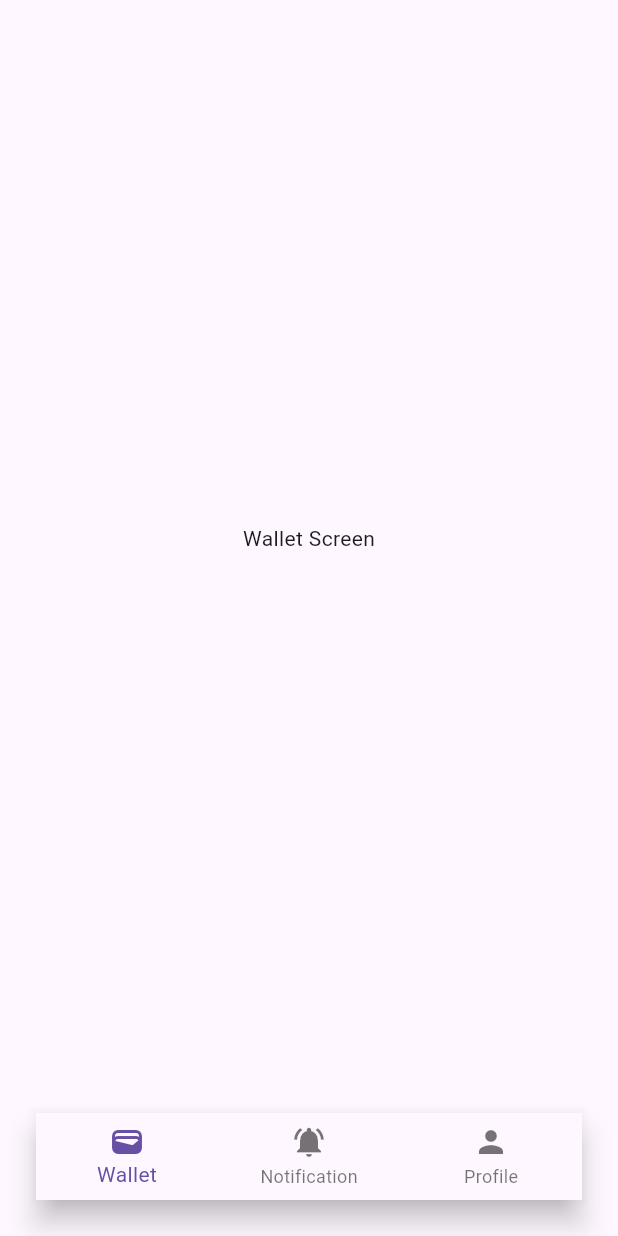
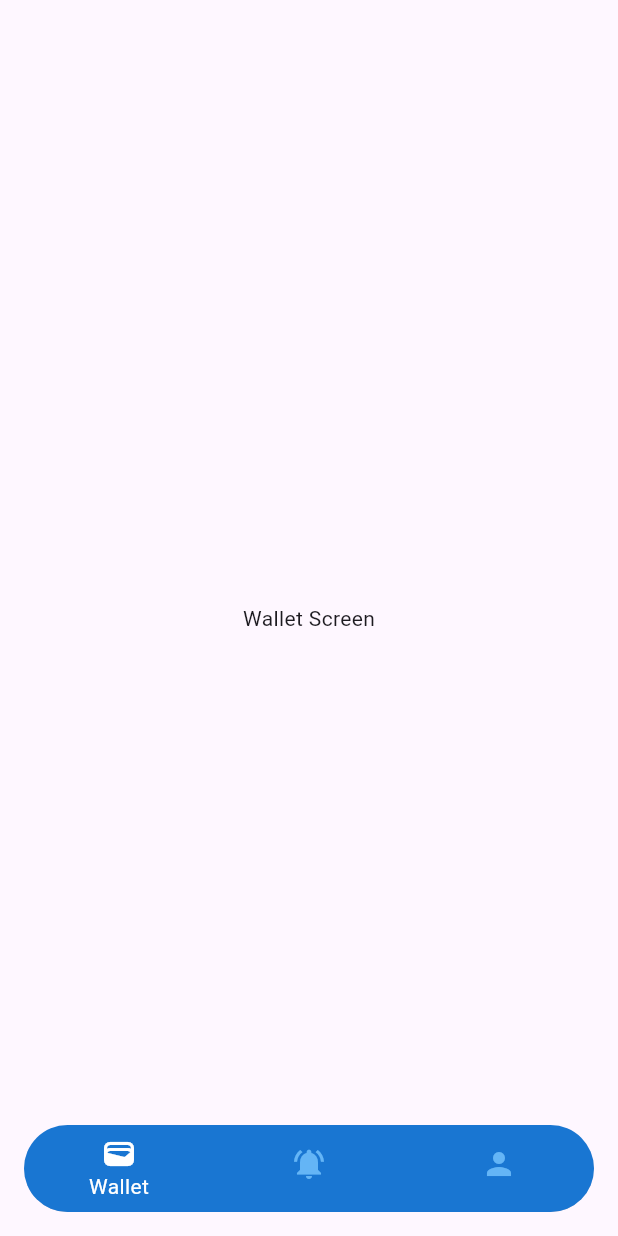
Before and after one commit to alifrizqullahmaruf/Finance-Application, a Flutter app: the BottomNavbar screen opened directly, on a phone screen of 412 x 824 dp. Run offline on Flutter 3.47's test engine with Material 3 defaults, Android fonts, the phone set to English and light mode, and no system bars.

Commit message:
Add some Bottom_Navbar

```diff
--- a/lib/main.dart
+++ b/lib/main.dart
@@ -1,5 +1,6 @@
-import 'package:app_test/screen/login-page.dart';
-import 'package:app_test/screen/sign-in.dart';
+import 'package:app_test/screen/Bottom_Navbar/bottom_nav.dart';
+import 'package:app_test/screen/Auth/login-page.dart';
+import 'package:app_test/screen/Auth/sign-in.dart';
 import 'package:app_test/screen/splashscreen.dart';
 import 'package:flutter/material.dart';
 
@@ -15,7 +16,7 @@ class MyApp extends StatelessWidget {
   Widget build(BuildContext context) {
     return const MaterialApp(
       debugShowCheckedModeBanner: false,
-      home: SplashScreen(),
+      home: LoginPage(),
     );
   }
 }
--- a/lib/screen/login-page.dart
+++ b/lib/screen/Auth/login-page.dart
@@ -1,5 +1,5 @@
-import 'package:app_test/screen/sign-in.dart';
-import 'package:app_test/screen/sign-up.dart';
+import 'package:app_test/screen/Auth/sign-in.dart';
+import 'package:app_test/screen/Auth/sign-up.dart';
 import 'package:flutter/material.dart';
 
 class LoginPage extends StatefulWidget {
--- a/lib/screen/sign-in.dart
+++ b/lib/screen/Auth/sign-in.dart
@@ -1,5 +1,5 @@
-import 'package:app_test/screen/bottom-navbar/bottom_nav.dart';
-import 'package:app_test/screen/sign-up.dart';
+import 'package:app_test/screen/Bottom_Navbar/bottom_nav.dart';
+import 'package:app_test/screen/Auth/sign-up.dart';
 import 'package:flutter/material.dart';
 import 'package:app_test/widget/text_from_field.dart';
 import 'package:app_test/widget/text_field_pass.dart';
--- a/lib/screen/sign-up.dart
+++ b/lib/screen/Auth/sign-up.dart
@@ -1,4 +1,4 @@
-import 'package:app_test/screen/bottom-navbar/bottom_nav.dart';
+import 'package:app_test/screen/Bottom_Navbar/bottom_nav.dart';
 import 'package:flutter/material.dart';
 
 class SignUpPage extends StatefulWidget {
--- /dev/null
+++ b/lib/screen/Bottom_Navbar/bottom_nav.dart
@@ -0,0 +1,64 @@
+import 'package:app_test/screen/Bottom_Navbar/notification.dart';
+import 'package:app_test/screen/Bottom_Navbar/profile.dart';
+import 'package:app_test/screen/Bottom_Navbar/wallet.dart';
+import 'package:flutter/material.dart';
+
+class BottomNavbar extends StatefulWidget {
+  const BottomNavbar({super.key});
+
+  @override
+  State<BottomNavbar> createState() => _BottomNavbarState();
+}
+
+class _BottomNavbarState extends State<BottomNavbar> {
+  int _selectedIndex = 0;
+
+  final List<Widget> _widgetOptions = <Widget>[
+    WalletScrreen(),
+    NotificationScreen(),
+    ProfileScreen(),
+  ];
+
+  void _onItemTapped(int index) {
+    setState(() {
+      _selectedIndex = index;
+    });
+  }
+
+  @override
+  Widget build(BuildContext context) {
+    return Scaffold(
+        body: Stack(
+      children: [
+        _widgetOptions.elementAt(_selectedIndex),
+        Padding(
+          padding: const EdgeInsets.symmetric(vertical: 16, horizontal: 16),
+          child: Align(
+            alignment: const Alignment(0.0, 1.0),
+            child: ClipRRect(
+              borderRadius: BorderRadius.circular(40),
+              child: BottomNavigationBar(
+                onTap: _onItemTapped,
+                items: const [
+                  BottomNavigationBarItem(
+                      icon: Icon(Icons.wallet), label: "Wallet"),
+                  BottomNavigationBarItem(
+                      icon: Icon(Icons.notifications_active),
+                      label: "Notification"),
+                  BottomNavigationBarItem(
+                      icon: Icon(Icons.person), label: "Profile"),
+                ],
+                selectedItemColor: Colors.white,
+                unselectedItemColor: Colors.blue.shade300,
+                showSelectedLabels: true,
+                showUnselectedLabels: false,
+                backgroundColor: Colors.blue.shade700,
+                currentIndex: _selectedIndex,
+              ),
+            ),
+          ),
+        )
+      ],
+    ));
+  }
+}
--- a/lib/screen/bottom-navbar/bottom_nav.dart
+++ /dev/null
@@ -1,49 +0,0 @@
-import 'package:app_test/screen/bottom-navbar/notification.dart';
-import 'package:app_test/screen/bottom-navbar/profile.dart';
-import 'package:app_test/screen/bottom-navbar/wallet.dart';
-import 'package:flutter/material.dart';
-
-class BottomNavbar extends StatefulWidget {
-  const BottomNavbar({super.key});
-
-  @override
-  State<BottomNavbar> createState() => _BottomNavbarState();
-}
-
-class _BottomNavbarState extends State<BottomNavbar> {
-  int _selectedIndex = 0;
-
-  final List<Widget> _widgetOptions = <Widget>[
-    WalletScrreen(),
-    NotificationScreen(),
-    ProfileScreen(),
-  ];
-
-  void _onItemTapped(int index) {
-    setState(() {
-      _selectedIndex = index;
-    });
-  }
-
-  @override
-  Widget build(BuildContext context) {
-    return Scaffold(
-      body: Center(
-        child: _widgetOptions.elementAt(_selectedIndex),
-      ),
-      bottomNavigationBar: Padding(
-        padding: const EdgeInsets.all(24),
-        child: BottomNavigationBar(
-          items: [
-            BottomNavigationBarItem(icon: Icon(Icons.wallet), label: "Wallet"),
-            BottomNavigationBarItem(
-                icon: Icon(Icons.notifications_active), label: "Notification"),
-            BottomNavigationBarItem(icon: Icon(Icons.person), label: "Profile"),
-          ],
-          currentIndex: _selectedIndex,
-          onTap: _onItemTapped,
-        ),
-      ),
-    );
-  }
-}
--- a/lib/screen/splashscreen.dart
+++ b/lib/screen/splashscreen.dart
@@ -1,6 +1,6 @@
 import 'dart:async';
 
-import 'package:app_test/screen/login-page.dart';
+import 'package:app_test/screen/Auth/login-page.dart';
 import 'package:flutter/material.dart';
 
 class SplashScreen extends StatefulWidget {
```
Also changed, not shown: pubspec.yaml (+3 -11 lines), lib/screen/Bottom_Navbar/notification.dart (renamed from lib/screen/bottom-navbar/notification.dart), lib/screen/Bottom_Navbar/profile.dart (renamed from lib/screen/bottom-navbar/profile.dart), lib/screen/Bottom_Navbar/wallet.dart (renamed from lib/screen/bottom-navbar/wallet.dart).
